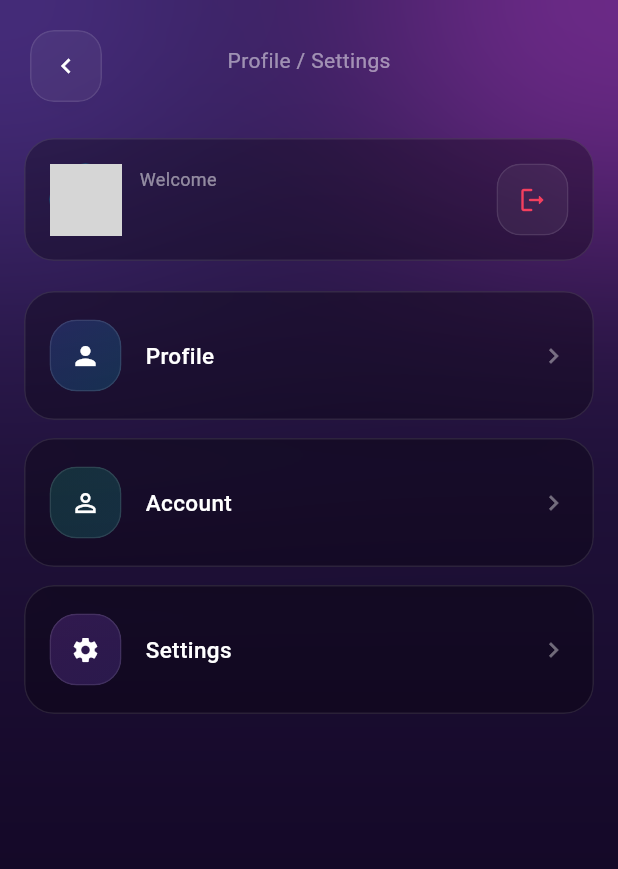
After one commit to YoungCarti/virtualstudyroom, a Flutter app: the ProfileMenuPage screen opened directly, on a phone screen of 412 x 824 dp. The commit adds this screen. Shown: the top 869 px of the screen. Run offline on Flutter 3.47's test engine with Material 3 defaults, Android fonts, the phone set to English and light mode, and no system bars; our stand-ins replace cloud_firestore, firebase_auth, firebase_core; accounts and stored records are empty; network calls fail; grey boxes are pictures that could not be loaded.

Commit message:
updated profile / settings from Figma

```diff
--- a/lib/home_dashboard.dart
+++ b/lib/home_dashboard.dart
@@ -1,5 +1,5 @@
 import 'package:flutter/material.dart';
-import 'profile_page.dart';
+import 'profile_menu_page.dart';
 
 class HomeDashboardPage extends StatefulWidget {
   const HomeDashboardPage({super.key});
@@ -17,49 +17,7 @@ class _HomeDashboardPageState extends State<HomeDashboardPage> {
     });
   }
 
-  void _showProfileMenu(BuildContext context, Offset position) {
-    showMenu(
-      context: context,
-      position: RelativeRect.fromLTRB(
-        position.dx,
-        position.dy + 50,
-        position.dx + 200,
-        0,
-      ),
-      shape: RoundedRectangleBorder(
-        borderRadius: BorderRadius.circular(12),
-      ),
-      color: const Color(0xFF2A2A3E),
-      items: [
-        PopupMenuItem(
-          child: Row(
-            children: const [
-              Icon(Icons.person_outline, size: 20, color: Colors.white70),
-              SizedBox(width: 12),
-              Text('Profile', style: TextStyle(color: Colors.white, fontSize: 15)),
-            ],
-          ),
-          onTap: () {
-            Navigator.of(context).push(
-              MaterialPageRoute(builder: (context) => const ProfilePage()),
-            );
-          },
-        ),
-        PopupMenuItem(
-          child: Row(
-            children: const [
-              Icon(Icons.settings_outlined, size: 20, color: Colors.white70),
-              SizedBox(width: 12),
-              Text('Settings', style: TextStyle(color: Colors.white, fontSize: 15)),
-            ],
-          ),
-          onTap: () {
-            // Navigate to settings
-          },
-        ),
-      ],
-    );
-  }
+
 
   @override
   Widget build(BuildContext context) {
@@ -86,7 +44,13 @@ class _HomeDashboardPageState extends State<HomeDashboardPage> {
                   crossAxisAlignment: CrossAxisAlignment.start,
                   children: [
                     _HeaderSection(
-                      onProfileTap: (offset) => _showProfileMenu(context, offset),
+                      onProfileTap: () {
+                        Navigator.of(context).push(
+                          MaterialPageRoute(
+                            builder: (context) => const ProfileMenuPage(),
+                          ),
+                        );
+                      },
                     ),
                     const SizedBox(height: 24),
                     const _AssignmentsCard(),
@@ -118,7 +82,7 @@ class _HomeDashboardPageState extends State<HomeDashboardPage> {
 class _HeaderSection extends StatelessWidget {
   const _HeaderSection({required this.onProfileTap});
 
-  final Function(Offset) onProfileTap;
+  final VoidCallback onProfileTap;
 
   @override
   Widget build(BuildContext context) {
@@ -130,7 +94,7 @@ class _HeaderSection extends StatelessWidget {
           children: [
             // Profile Picture
             GestureDetector(
-              onTapDown: (details) => onProfileTap(details.globalPosition),
+              onTap: onProfileTap,
               child: Container(
                 width: 48,
                 height: 48,
--- /dev/null
+++ b/lib/profile_menu_page.dart
@@ -0,0 +1,429 @@
+import 'dart:ui';
+
+import 'package:cloud_firestore/cloud_firestore.dart';
+import 'package:firebase_auth/firebase_auth.dart';
+import 'package:flutter/material.dart';
+
+import 'profile_page.dart';
+
+class ProfileMenuPage extends StatefulWidget {
+  const ProfileMenuPage({super.key});
+
+  @override
+  State<ProfileMenuPage> createState() => _ProfileMenuPageState();
+}
+
+class _ProfileMenuPageState extends State<ProfileMenuPage> {
+  final _uid = FirebaseAuth.instance.currentUser?.uid;
+
+  @override
+  Widget build(BuildContext context) {
+    // Background Colors
+    const Color topColor = Color(0xFF2D1B4E);
+    const Color bottomColor = Color(0xFF0A0118);
+
+    if (_uid == null) {
+      return const Scaffold(
+        backgroundColor: bottomColor,
+        body: Center(
+          child: Text('Not signed in', style: TextStyle(color: Colors.white)),
+        ),
+      );
+    }
+
+    final docRef = FirebaseFirestore.instance.collection('users').doc(_uid);
+
+    return StreamBuilder<DocumentSnapshot<Map<String, dynamic>>>(
+      stream: docRef.snapshots(),
+      builder: (context, snap) {
+        if (snap.connectionState == ConnectionState.waiting) {
+          return const Scaffold(
+            backgroundColor: bottomColor,
+            body: Center(child: CircularProgressIndicator()),
+          );
+        }
+
+        // Default data if profile not found or empty
+        final data = snap.data?.data() ?? {};
+        final fullName = (data['fullName'] ?? data['name'] ?? 'User Name') as String;
+
+        return Scaffold(
+          body: Stack(
+            children: [
+              // 1. Background Gradient
+              Container(
+                decoration: const BoxDecoration(
+                  gradient: LinearGradient(
+                    begin: Alignment.topCenter,
+                    end: Alignment.bottomCenter,
+                    colors: [topColor, bottomColor],
+                  ),
+                ),
+              ),
+
+              // 2. Ambient Glow Orbs
+              // Top-left: violet glow
+              Positioned(
+                top: -40,
+                left: -40,
+                child: Container(
+                  width: 200,
+                  height: 200,
+                  decoration: BoxDecoration(
+                    shape: BoxShape.circle,
+                    color: const Color(0xFF8B5CF6).withValues(alpha: 0.4), // Violet
+                  ),
+                  child: BackdropFilter(
+                    filter: ImageFilter.blur(sigmaX: 80, sigmaY: 80),
+                    child: Container(color: Colors.transparent),
+                  ),
+                ),
+              ),
+              // Top-right: fuchsia/magenta glow
+              Positioned(
+                top: -40,
+                right: -40,
+                child: Container(
+                  width: 200,
+                  height: 200,
+                  decoration: BoxDecoration(
+                    shape: BoxShape.circle,
+                    color: const Color(0xFFD946EF).withValues(alpha: 0.4), // Fuchsia
+                  ),
+                  child: BackdropFilter(
+                    filter: ImageFilter.blur(sigmaX: 80, sigmaY: 80),
+                    child: Container(color: Colors.transparent),
+                  ),
+                ),
+              ),
+
+              // Main Content
+              SafeArea(
+                child: SingleChildScrollView(
+                  padding: const EdgeInsets.symmetric(horizontal: 16),
+                  child: Column(
+                    children: [
+                      const SizedBox(height: 20),
+
+                      // 3. Header Section
+                      Stack(
+                        children: [
+                          // Back Button
+                          Align(
+                            alignment: Alignment.centerLeft,
+                            child: _GlassIconButton(
+                              margin: const EdgeInsets.only(left: 4),
+                              icon: Icons.chevron_left,
+                              onTap: () => Navigator.of(context).pop(),
+                            ),
+                          ),
+                          // Title
+                          Align(
+                            alignment: Alignment.center,
+                            child: Padding(
+                              padding: const EdgeInsets.only(top: 10), // Align vertically with button
+                              child: Text(
+                                "Profile / Settings",
+                                style: TextStyle(
+                                  color: Colors.white.withValues(alpha: 0.5),
+                                  fontSize: 14,
+                                  fontWeight: FontWeight.w400,
+                                ),
+                              ),
+                            ),
+                          ),
+                        ],
+                      ),
+
+                      const SizedBox(height: 24),
+
+                      // 4. Welcome Card (Hero Section)
+                      _GlassCard(
+                        padding: const EdgeInsets.symmetric(vertical: 16, horizontal: 16),
+                        child: Row(
+                          children: [
+                            // Avatar
+                            Container(
+                              width: 48,
+                              height: 48,
+                              decoration: BoxDecoration(
+                                shape: BoxShape.circle,
+                                border: Border.all(
+                                  color: Colors.cyan.withValues(alpha: 0.5), // Violet-to-cyan hint
+                                  width: 1,
+                                ),
+                                // Use a network image or fallback to initials
+                                image: const DecorationImage(
+                                  image: NetworkImage('https://i.pravatar.cc/150?img=11'), // Consistent with home
+                                  fit: BoxFit.cover,
+                                ),
+                              ),
+                            ),
+                            const SizedBox(width: 12),
+
+                            // Text Section
+                            Expanded(
+                              child: Column(
+                                crossAxisAlignment: CrossAxisAlignment.start,
+                                children: [
+                                  Text(
+                                    "Welcome",
+                                    style: TextStyle(
+                                      color: Colors.white.withValues(alpha: 0.5),
+                                      fontSize: 12,
+                                      fontWeight: FontWeight.w400,
+                                    ),
+                                  ),
+                                  const SizedBox(height: 4),
+                                  Text(
+                                    fullName,
+                                    style: const TextStyle(
+                                      color: Colors.white,
+                                      fontSize: 16,
+                                      fontWeight: FontWeight.w600,
+                                    ),
+                                    overflow: TextOverflow.ellipsis,
+                                  ),
+                                ],
+                              ),
+                            ),
+
+                            // Logout Icon
+                            _GlassIconButton(
+                              icon: Icons.logout_rounded,
+                              iconColor: const Color(0xFFF43F5E),
+                              onTap: () async {
+                                await FirebaseAuth.instance.signOut();
+                                if (context.mounted) {
+                                  Navigator.of(context).popUntil((route) => route.isFirst);
+                                }
+                              },
+                            ),
+                          ],
+                        ),
+                      ),
+
+                      const SizedBox(height: 20),
+
+                      // 5. Menu Items Section
+                      // Card 1: Profile
+                      _MenuCard(
+                        title: "Profile",
+                        icon: Icons.person,
+                        gradientColors: [
+                          const Color(0xFF3B82F6).withValues(alpha: 0.2),
+                          const Color(0xFF06B6D4).withValues(alpha: 0.2),
+                        ],
+                        onTap: () {
+                           // Navigate to the detailed Profile Page
+                           Navigator.of(context).push(
+                                MaterialPageRoute<void>(
+                                  builder: (_) => const ProfilePage(),
+                                ),
+                              );
+                        },
+                      ),
+                      const SizedBox(height: 12),
+
+                      // Card 2: Account
+                      _MenuCard(
+                        title: "Account",
+                        icon: Icons.person_outline, // Or letter "O" / user circle
+                        gradientColors: [
+                          const Color(0xFF10B981).withValues(alpha: 0.2),
+                          const Color(0xFF14B8A6).withValues(alpha: 0.2),
+                        ],
+                        onTap: () {},
+                      ),
+                      const SizedBox(height: 12),
+
+                      // Card 3: Settings
+                      _MenuCard(
+                        title: "Settings",
+                        icon: Icons.settings,
+                        gradientColors: [
+                          const Color(0xFFA855F7).withValues(alpha: 0.2),
+                          const Color(0xFF8B5CF6).withValues(alpha: 0.2),
+                        ],
+                        onTap: () {},
+                      ),
+                    ],
+                  ),
+                ),
+              ),
+            ],
+          ),
+        );
+      },
+    );
+  }
+}
+
+class _GlassCard extends StatelessWidget {
+  final Widget child;
+  final EdgeInsetsGeometry padding;
+  final VoidCallback? onTap;
+
+  const _GlassCard({
+    required this.child,
+    this.padding = const EdgeInsets.all(16),
+    this.onTap,
+  });
+
+  @override
+  Widget build(BuildContext context) {
+    return GestureDetector(
+      onTap: onTap,
+      child: ClipRRect(
+        borderRadius: BorderRadius.circular(20),
+        child: BackdropFilter(
+          filter: ImageFilter.blur(sigmaX: 20, sigmaY: 20),
+          child: Container(
+            padding: padding,
+            decoration: BoxDecoration(
+              color: Colors.black.withValues(alpha: 0.3),
+              borderRadius: BorderRadius.circular(20),
+              border: Border.all(
+                color: Colors.white.withValues(alpha: 0.1),
+                width: 1,
+              ),
+            ),
+            child: child,
+          ),
+        ),
+      ),
+    );
+  }
+}
+
+class _MenuCard extends StatelessWidget {
+  final String title;
+  final IconData icon;
+  final List<Color> gradientColors;
+  final VoidCallback onTap;
+
+  const _MenuCard({
+    required this.title,
+    required this.icon,
+    required this.gradientColors,
+    required this.onTap,
+  });
+
+  @override
+  Widget build(BuildContext context) {
+    return _GlassCard(
+      padding: const EdgeInsets.symmetric(vertical: 18, horizontal: 16),
+      onTap: onTap,
+      child: Row(
+        children: [
+          // Icon Container
+          ClipRRect(
+            borderRadius: BorderRadius.circular(18),
+            child: BackdropFilter(
+              filter: ImageFilter.blur(sigmaX: 4, sigmaY: 4),
+              child: Container(
+                width: 48,
+                height: 48,
+                decoration: BoxDecoration(
+                  borderRadius: BorderRadius.circular(18),
+                  border: Border.all(
+                    color: Colors.white.withValues(alpha: 0.1),
+                    width: 1,
+                  ),
+                  gradient: LinearGradient(
+                    begin: Alignment.topLeft,
+                    end: Alignment.bottomRight,
+                    colors: gradientColors,
+                  ),
+                ),
+                child: Icon(
+                  icon,
+                  color: Colors.white,
+                  size: 20,
+                ),
+              ),
+            ),
+          ),
+          const SizedBox(width: 16),
+
+          // Label
+          Expanded(
+            child: Text(
+              title,
+              style: const TextStyle(
+                color: Colors.white,
+                fontSize: 15,
+                fontWeight: FontWeight.w500,
+              ),
+            ),
+          ),
+
+          // Arrow
+          Icon(
+            Icons.chevron_right,
+            color: Colors.white.withValues(alpha: 0.4),
+            size: 20,
+          ),
+        ],
+      ),
+    );
+  }
+}
+
+class _GlassIconButton extends StatelessWidget {
+  final VoidCallback onTap;
+  final IconData icon;
+  final Color? iconColor;
+  final EdgeInsetsGeometry? margin;
+
+  const _GlassIconButton({
+    required this.onTap,
+    required this.icon,
+    this.iconColor,
+    this.margin,
+  });
+
+  @override
+  Widget build(BuildContext context) {
+    return Container(
+      width: 48,
+      height: 48,
+      margin: margin,
+      decoration: BoxDecoration(
+        borderRadius: BorderRadius.circular(16),
+        boxShadow: [
+          BoxShadow(
+            color: const Color(0xFF000000).withValues(alpha: 0.1),
+            offset: const Offset(0, 10),
+            blurRadius: 15,
+            spreadRadius: -13,
+          ),
+        ],
+      ),
+      child: ClipRRect(
+        borderRadius: BorderRadius.circular(16),
+        child: BackdropFilter(
+          filter: ImageFilter.blur(sigmaX: 24, sigmaY: 24),
+          child: GestureDetector(
+            onTap: onTap,
+            child: Container(
+              decoration: BoxDecoration(
+                color: Colors.white.withValues(alpha: 0.05),
+                borderRadius: BorderRadius.circular(16),
+                border: Border.all(
+                  color: Colors.white.withValues(alpha: 0.1),
+                  width: 1,
+                ),
+              ),
+              child: Icon(
+                icon,
+                color: iconColor ?? Colors.white,
+                size: 20,
+              ),
+            ),
+          ),
+        ),
+      ),
+    );
+  }
+}
```
Also changed, not shown: lib/profile_page.dart (line endings or trailing spaces).
